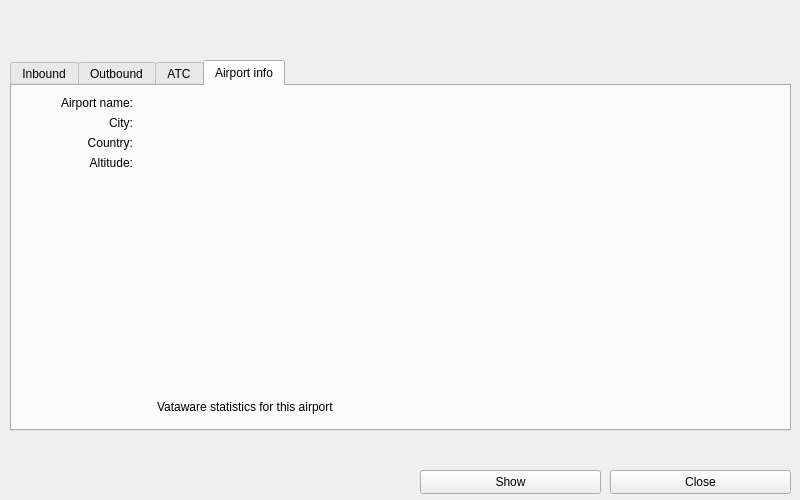
Above: source/ui/resources/airportdetailswindow.ui from Vatsinator/vatsinator-legacy before the change. Below: the same form after it.
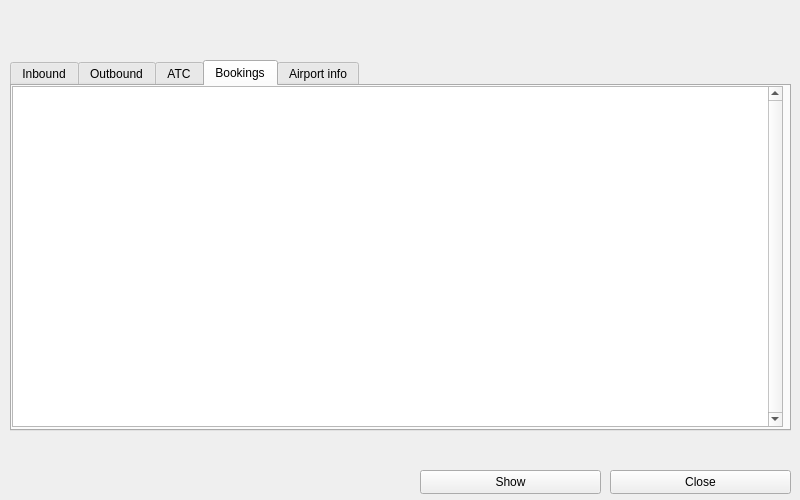
That is the form after the change. The open tabs and pages were chosen to show the change. Icons and pictures are not drawn.

Commit message: Further VATBOOK integration development. - New classes: BookedAtcTableModel and BookedController; - new tab in AirportDetailsWindow - "Bookings"; - VatbookHandler gets rid of QObject inheritance.

Patch:
```diff
--- a/source/ui/resources/airportdetailswindow.ui
+++ b/source/ui/resources/airportdetailswindow.ui
@@ -247,6 +247,69 @@
    </widget>
    <widget class="QWidget" name="tab_4">
     <attribute name="title">
+     <string>Bookings</string>
+    </attribute>
+    <widget class="QTableView" name="BookedATCTable">
+     <property name="geometry">
+      <rect>
+       <x>0</x>
+       <y>0</y>
+       <width>771</width>
+       <height>341</height>
+      </rect>
+     </property>
+     <property name="verticalScrollBarPolicy">
+      <enum>Qt::ScrollBarAlwaysOn</enum>
+     </property>
+     <property name="horizontalScrollBarPolicy">
+      <enum>Qt::ScrollBarAlwaysOff</enum>
+     </property>
+     <property name="editTriggers">
+      <set>QAbstractItemView::NoEditTriggers</set>
+     </property>
+     <property name="showDropIndicator" stdset="0">
+      <bool>false</bool>
+     </property>
+     <property name="dragDropOverwriteMode">
+      <bool>false</bool>
+     </property>
+     <property name="selectionMode">
+      <enum>QAbstractItemView::NoSelection</enum>
+     </property>
+     <property name="selectionBehavior">
+      <enum>QAbstractItemView::SelectRows</enum>
+     </property>
+     <property name="showGrid">
+      <bool>false</bool>
+     </property>
+     <property name="gridStyle">
+      <enum>Qt::NoPen</enum>
+     </property>
+     <property name="sortingEnabled">
+      <bool>true</bool>
+     </property>
+     <property name="wordWrap">
+      <bool>false</bool>
+     </property>
+     <property name="cornerButtonEnabled">
+      <bool>false</bool>
+     </property>
+     <attribute name="horizontalHeaderStretchLastSection">
+      <bool>true</bool>
+     </attribute>
+     <attribute name="verticalHeaderVisible">
+      <bool>false</bool>
+     </attribute>
+     <attribute name="verticalHeaderDefaultSectionSize">
+      <number>25</number>
+     </attribute>
+     <attribute name="verticalHeaderHighlightSections">
+      <bool>false</bool>
+     </attribute>
+    </widget>
+   </widget>
+   <widget class="QWidget" name="tab_5">
+    <attribute name="title">
      <string>Airport info</string>
     </attribute>
     <widget class="QWidget" name="layoutWidget2">
```
The commit also changes 8 other files.
